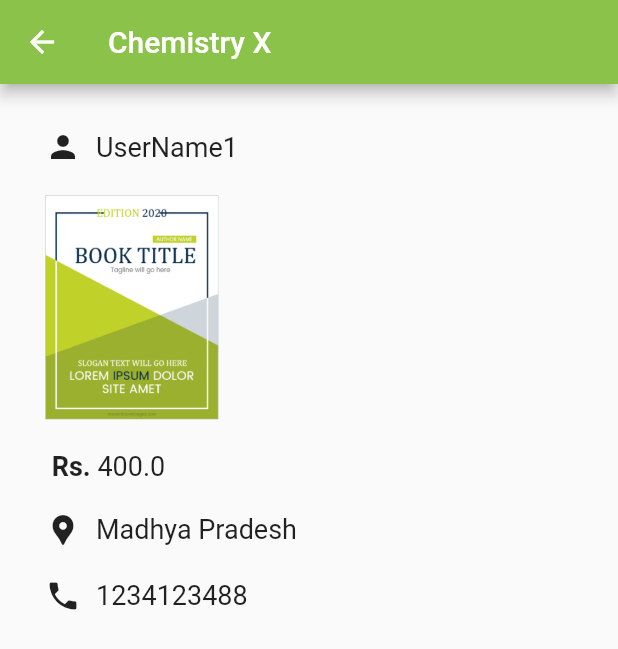
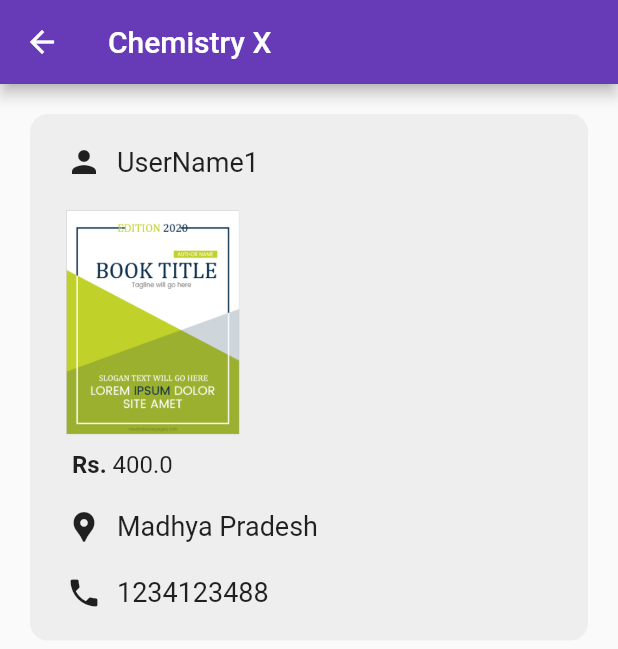
Before and after one commit to shrutikahilale/Book-Bazaar-App, a Flutter app: the screen it shows after launch, after a tap on "Chemistry X", on a phone screen of 412 x 824 dp. Shown: the top 649 px of the screen. Run offline on Flutter 3.47's test engine with Material 2 defaults, Android fonts, the phone set to English and light mode, and no system bars.

Commit message:
updated ui

```diff
--- a/lib/home.dart
+++ b/lib/home.dart
@@ -31,20 +31,27 @@ class _MyHomePageState extends State<MyHomePage> {
       child: Scaffold(
         appBar: AppBar(
           title: Text(widget.title),
-          backgroundColor: Colors.lightGreen,
+          backgroundColor: Colors.deepPurple,
         ),
         body: Container(
-          margin: const EdgeInsets.fromLTRB(16.0, 20.0, 20.0, 0.0),
+          margin: const EdgeInsets.fromLTRB(16.0, 16.0, 16.0, 0.0),
           padding: const EdgeInsets.fromLTRB(0, 10.0, 10.0, 10.0),
           decoration: BoxDecoration(
             borderRadius: BorderRadius.circular(12),
-            color: Color.fromARGB(255, 211, 241, 255),
+            color: Colors.grey[200],
           ),
           child: buildBookList(),
         ),
+        floatingActionButton: FloatingActionButton(
+          onPressed: () {},
+          child: Icon(
+            Icons.add,
+          ),
+          backgroundColor: Colors.grey[800],
+        ),
         bottomNavigationBar: BottomNavigationBar(
           items: items,
-          selectedItemColor: Colors.lightGreen[600],
+          selectedItemColor: Colors.black,
           selectedLabelStyle: const TextStyle(
             fontWeight: FontWeight.bold,
           ),
@@ -53,7 +60,7 @@ class _MyHomePageState extends State<MyHomePage> {
     );
   }
 
-  Widget buildBookList(){
+  Widget buildBookList() {
     return BookList();
   }
 
--- a/lib/layouts/booklist.dart
+++ b/lib/layouts/booklist.dart
@@ -44,12 +44,7 @@ class _BookListState extends State<BookList> {
 
   @override
   Widget build(BuildContext context) {
-    return Column(
-      crossAxisAlignment: CrossAxisAlignment.end,
-      children: [
-        // LIST OF BOOKS
-        Expanded(
-          child: ListView.builder(
+    return ListView.builder(
       itemCount: books.length,
       itemBuilder: (context, index) {
         return Book(
@@ -58,37 +53,6 @@ class _BookListState extends State<BookList> {
           contact: books[index].contact,
         );
       },
-          ),
-        ),
-        // ADD BUTTON
-        Container(
-          padding: EdgeInsets.only(right: 20.0),
-          decoration: BoxDecoration(
-            borderRadius: BorderRadius.circular(50),
-            color: Colors.grey[800],
-          ),
-          child: Row(
-            mainAxisSize: MainAxisSize.min,
-            children: [
-              IconButton(
-                onPressed: () {},
-                icon: const Icon(
-                  Icons.add,
-                  color: Colors.white,
-                ),
-              ),
-              const Text(
-                'Add',
-                style: TextStyle(
-                  color: Colors.white,
-                  fontWeight: FontWeight.bold,
-                  fontSize: 17,
-                ),
-              ),
-            ],
-          ),
-        ),
-      ],
     );
   }
 }
--- a/lib/layouts/viewbook.dart
+++ b/lib/layouts/viewbook.dart
@@ -16,12 +16,21 @@ class BookLayout extends StatelessWidget {
 
     return Scaffold(
       appBar: AppBar(
-        title: Text(booktitle),
-        backgroundColor: Colors.lightGreen,
+        title: Text(booktitle, overflow: TextOverflow.ellipsis),
+        backgroundColor: Colors.deepPurple,
+
       ),
       body: SingleChildScrollView(
-        child: Padding(
-          padding: const EdgeInsets.all(30.0),
+        child: Container(
+          padding: EdgeInsets.symmetric(
+            vertical: 20,
+            horizontal: 24,
+          ),
+          margin: EdgeInsets.all(20),
+          decoration: BoxDecoration(
+            color: Colors.grey[200],
+            borderRadius: BorderRadius.circular(12),
+          ),
           child: Column(
             crossAxisAlignment: CrossAxisAlignment.start,
             children: [
@@ -47,7 +56,7 @@ class BookLayout extends StatelessWidget {
                 ),
                 height: 150,
               ),
-              SizedBox(height: 20),
+              SizedBox(height: 10),
 
               Row(
                 children: [
@@ -55,14 +64,14 @@ class BookLayout extends StatelessWidget {
                     ' Rs. ',
                     style: TextStyle(
                       fontWeight: FontWeight.bold,
-                      fontSize: 18.0,
+                      fontSize:16 ,
                     ),
                   ),
                   // price
                   Text(
                     price,
                     style: TextStyle(
-                      fontSize: 18.0,
+                      fontSize: 16.0,
                     ),
                   ),
                 ],
```
Lines whose indentation alone changed are shown as unchanged.
